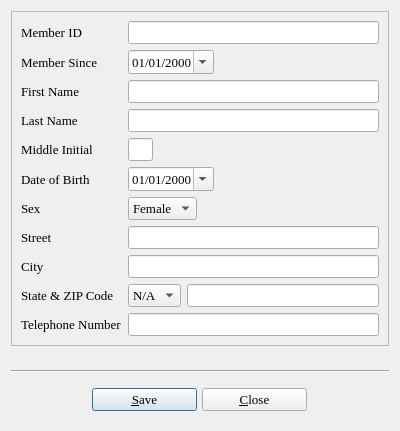
This is userinfo.ui in textbrowser/biblioteq as Qt 5 draws it before an edit. The edited form follows.
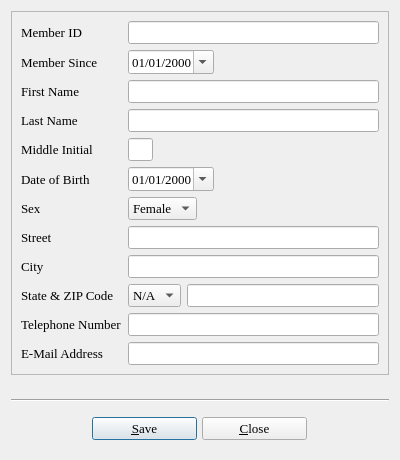
This is the edited form. Icons and pictures are not drawn.

The edit to the form file:
```diff
--- a/userinfo.ui
+++ b/userinfo.ui
@@ -6,7 +6,7 @@
     <x>0</x>
     <y>0</y>
     <width>400</width>
-    <height>431</height>
+    <height>460</height>
    </rect>
   </property>
   <property name="minimumSize" >
@@ -724,6 +724,20 @@
           </item>
          </layout>
         </item>
+        <item row="11" column="0" >
+         <widget class="QLabel" name="label_12" >
+          <property name="text" >
+           <string>E-Mail Address</string>
+          </property>
+         </widget>
+        </item>
+        <item row="11" column="1" >
+         <widget class="QLineEdit" name="email" >
+          <property name="maxLength" >
+           <number>128</number>
+          </property>
+         </widget>
+        </item>
        </layout>
       </item>
      </layout>
```
Left out of the diff: 1 changed line with no effect on the pictures.
